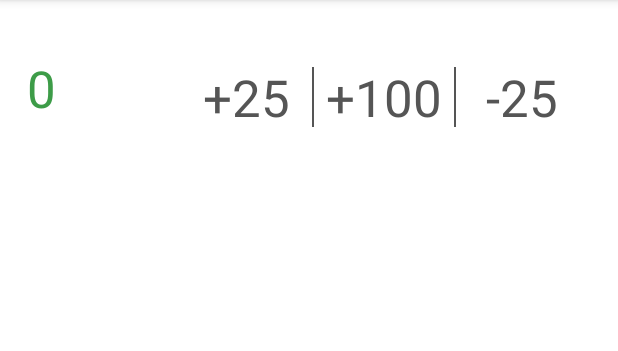
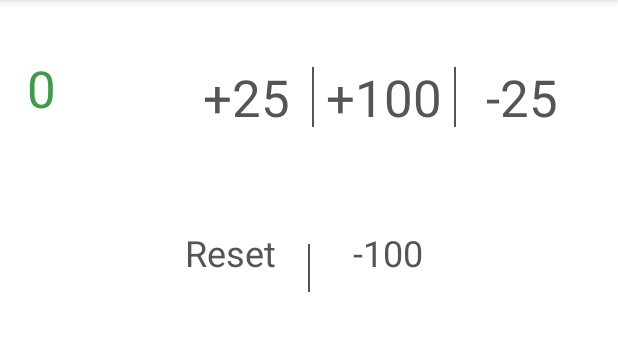
Before and after one commit to mrutenberg/MasterCalories, an Android app: the screen it shows after launch (AdditionCalculatorActivity), on a phone screen of 412 x 824 dp, the part 84-435 px from its top. Run offline under Robolectric (Android 15) with nearby library versions, the light colour scheme and no system bars.

Commit message:
Add reset and -100 buttons

```diff
--- a/app/src/main/java/com/rutenberg/mastercalories/AdditionCalculatorActivity.kt
+++ b/app/src/main/java/com/rutenberg/mastercalories/AdditionCalculatorActivity.kt
@@ -68,6 +68,18 @@ class AdditionCalculatorActivity : AppCompatActivity() {
         updateAmount(amount)
     }
 
+    fun onRemove100Clicked(view: View) {
+        val amount = getAmount() - 100
+        setAmount(amount)
+        updateAmount(amount)
+    }
+
+    fun onResetClicked(view: View) {
+        val amount = 0
+        setAmount(amount)
+        updateAmount(amount)
+    }
+
     private fun updateAmount(amount: Int) {
         amountTextView.text = amount.toString()
     }
--- a/app/src/main/res/layout/activity_addition_calculator.xml
+++ b/app/src/main/res/layout/activity_addition_calculator.xml
@@ -7,6 +7,7 @@
     android:orientation="vertical">
 
     <RelativeLayout
+        android:id="@+id/header_controls"
         android:layout_width="match_parent"
         android:layout_height="130dp"
         android:gravity="center_vertical"
@@ -93,4 +94,44 @@
         </LinearLayout>
 
     </RelativeLayout>
+
+    <LinearLayout
+        android:layout_width="match_parent"
+        android:layout_height="wrap_content"
+        android:layout_below="@id/header_controls"
+        android:gravity="center_horizontal"
+        android:orientation="horizontal"
+        android:paddingTop="8dp">
+
+        <Button
+            android:id="@+id/btn_reset_count"
+            style="@style/Widget.AppCompat.TextView"
+            android:layout_width="wrap_content"
+            android:layout_height="wrap_content"
+            android:background="#00FFFFFF"
+            android:onClick="onResetClicked"
+            android:padding="8dp"
+            android:text="Reset"
+            android:textColor="#555555"
+            android:textSize="24sp" />
+
+        <TextView
+            android:id="@+id/divider3"
+            android:layout_width="1dp"
+            android:layout_height="32sp"
+            android:layout_marginHorizontal="8dp"
+            android:background="#555555" />
+
+        <Button
+            android:id="@+id/btn_remove_100"
+            style="@style/Widget.AppCompat.TextView"
+            android:layout_width="wrap_content"
+            android:layout_height="wrap_content"
+            android:background="#00FFFFFF"
+            android:onClick="onRemove100Clicked"
+            android:padding="8dp"
+            android:text="-100"
+            android:textColor="#555555"
+            android:textSize="24sp" />
+    </LinearLayout>
 </RelativeLayout>
```
